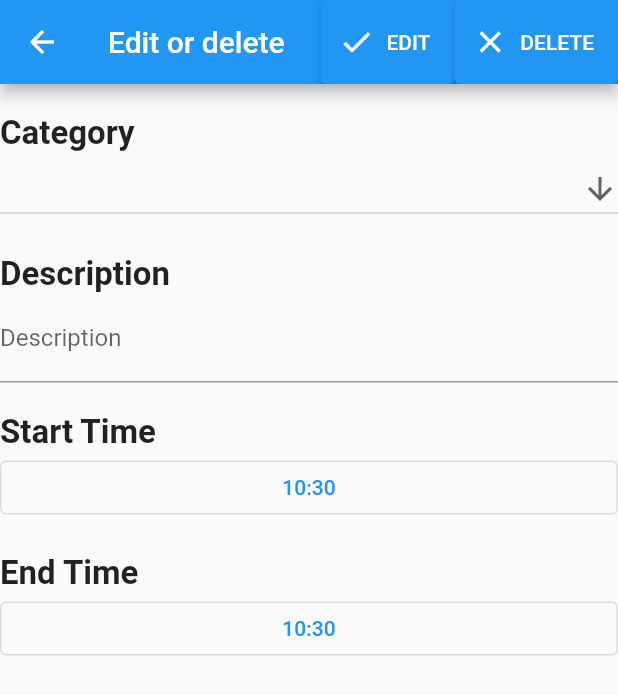
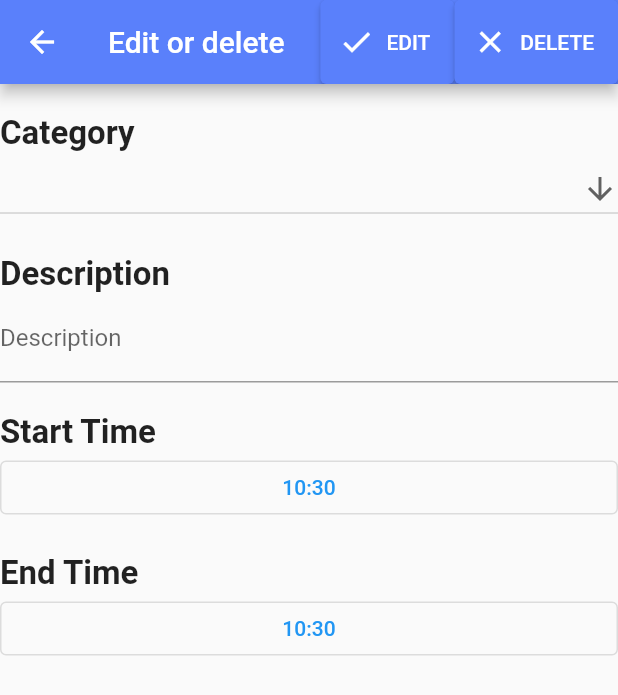
Before and after one commit to JeffZincatz/PlanNUS, a Flutter app: the EditOrDelete screen opened directly with empty values, on a phone screen of 412 x 824 dp. Shown: the top 695 px of the screen. Run offline on Flutter 3.47's test engine with Material 2 defaults, Android fonts, the phone set to English and light mode, and no system bars; our stand-ins replace cloud_firestore, firebase_auth, firebase_core, fl_chart, flutter_datetime_picker, flutter_spinkit and 2 more; accounts and stored records are empty; network calls fail.

Commit message:
adjusted app bar color

```diff
--- a/lib/screens/home/EditOrDelete.dart
+++ b/lib/screens/home/EditOrDelete.dart
@@ -4,6 +4,7 @@ import 'package:intl/intl.dart';
 import 'package:plannus/models/Event.dart';
 import 'package:flutter_datetime_picker/flutter_datetime_picker.dart';
 import 'package:plannus/services/DbService.dart';
+import 'package:plannus/util/PresetColors.dart';
 
 class EditOrDelete extends StatefulWidget {
 
@@ -60,6 +61,9 @@ class _EditOrDelete extends State<EditOrDelete> {
       },
       icon: Icon(Icons.done),
       label: Text("EDIT"),
+      style: ButtonStyle(
+        backgroundColor: MaterialStateProperty.all(PresetColors.blueAccent),
+      ),
     ),
       ElevatedButton.icon(
         onPressed: () async {
@@ -68,6 +72,9 @@ class _EditOrDelete extends State<EditOrDelete> {
         },
         icon: Icon(Icons.close),
         label: Text("DELETE"),
+        style: ButtonStyle(
+          backgroundColor: MaterialStateProperty.all(PresetColors.blueAccent),
+        ),
       ),
     ];
   }
@@ -82,6 +89,7 @@ class _EditOrDelete extends State<EditOrDelete> {
       appBar: AppBar(
         actions: buildEditingActions(),
         title: Text("Edit or delete"),
+        backgroundColor: PresetColors.blueAccent,
       ),
       body: ListView(
         children: [
```
